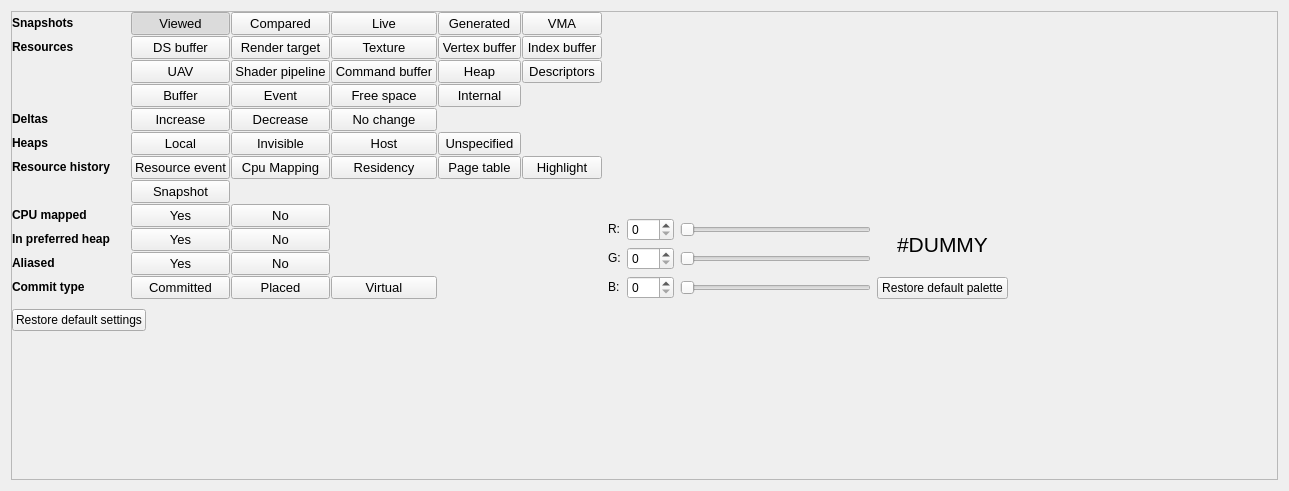
GPUOpen-Tools/radeon_memory_visualizer, file source/frontend/views/settings/themes_and_colors_pane.ui: the form before one commit.
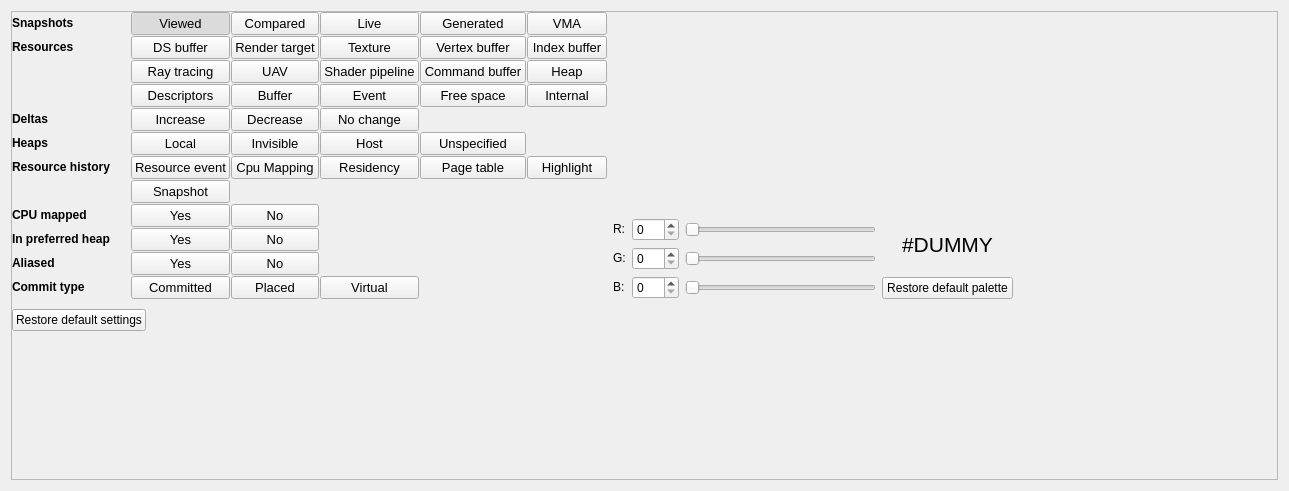
The form after the commit. Custom widgets are drawn as their Qt base class.

```diff
--- a/source/frontend/views/settings/themes_and_colors_pane.ui
+++ b/source/frontend/views/settings/themes_and_colors_pane.ui
@@ -141,7 +141,7 @@
               </property>
              </widget>
             </item>
-            <item row="3" column="3">
+            <item row="3" column="4">
              <widget class="ThemesAndColorsItemButton" name="button_resource_gpu_event_">
               <property name="sizePolicy">
                <sizepolicy hsizetype="Minimum" vsizetype="Fixed">
@@ -271,7 +271,7 @@
               </property>
              </widget>
             </item>
-            <item row="3" column="4">
+            <item row="3" column="5">
              <widget class="ThemesAndColorsItemButton" name="button_resource_free_space_">
               <property name="sizePolicy">
                <sizepolicy hsizetype="Minimum" vsizetype="Fixed">
@@ -352,7 +352,7 @@
               </property>
              </widget>
             </item>
-            <item row="2" column="4">
+            <item row="2" column="5">
              <widget class="ThemesAndColorsItemButton" name="button_resource_command_buffer_">
               <property name="sizePolicy">
                <sizepolicy hsizetype="Minimum" vsizetype="Fixed">
@@ -382,7 +382,7 @@
               </property>
              </widget>
             </item>
-            <item row="3" column="5">
+            <item row="3" column="6">
              <widget class="ThemesAndColorsItemButton" name="button_resource_internal_">
               <property name="sizePolicy">
                <sizepolicy hsizetype="Minimum" vsizetype="Fixed">
@@ -436,7 +436,7 @@
               </property>
              </widget>
             </item>
-            <item row="2" column="3">
+            <item row="2" column="4">
              <widget class="ThemesAndColorsItemButton" name="button_resource_shader_pipeline_">
               <property name="sizePolicy">
                <sizepolicy hsizetype="Minimum" vsizetype="Fixed">
@@ -604,7 +604,7 @@
               </property>
              </widget>
             </item>
-            <item row="2" column="5">
+            <item row="2" column="6">
              <widget class="ThemesAndColorsItemButton" name="button_resource_heap_">
               <property name="sizePolicy">
                <sizepolicy hsizetype="Minimum" vsizetype="Fixed">
@@ -921,6 +921,36 @@
              </widget>
             </item>
             <item row="2" column="2">
+             <widget class="ThemesAndColorsItemButton" name="button_resource_ray_tracing_buffer_">
+              <property name="sizePolicy">
+               <sizepolicy hsizetype="Minimum" vsizetype="Fixed">
+                <horstretch>0</horstretch>
+                <verstretch>0</verstretch>
+               </sizepolicy>
+              </property>
+              <property name="font">
+               <font>
+                <pointsize>10</pointsize>
+                <weight>50</weight>
+                <bold>false</bold>
+                <kerning>true</kerning>
+               </font>
+              </property>
+              <property name="cursor">
+               <cursorShape>PointingHandCursor</cursorShape>
+              </property>
+              <property name="toolTip">
+               <string/>
+              </property>
+              <property name="text">
+               <string>Ray tracing</string>
+              </property>
+              <property name="checkable">
+               <bool>true</bool>
+              </property>
+             </widget>
+            </item>
+            <item row="2" column="3">
              <widget class="ThemesAndColorsItemButton" name="button_resource_uav_">
               <property name="sizePolicy">
                <sizepolicy hsizetype="Minimum" vsizetype="Fixed">
@@ -1199,7 +1229,7 @@
               </property>
              </widget>
             </item>
-            <item row="3" column="2">
+            <item row="3" column="3">
              <widget class="ThemesAndColorsItemButton" name="button_resource_buffer_">
               <property name="sizePolicy">
                <sizepolicy hsizetype="Minimum" vsizetype="Fixed">
@@ -1229,7 +1259,7 @@
               </property>
              </widget>
             </item>
-            <item row="2" column="6">
+            <item row="3" column="2">
              <widget class="ThemesAndColorsItemButton" name="button_resource_descriptors_">
               <property name="sizePolicy">
                <sizepolicy hsizetype="Minimum" vsizetype="Fixed">
```
